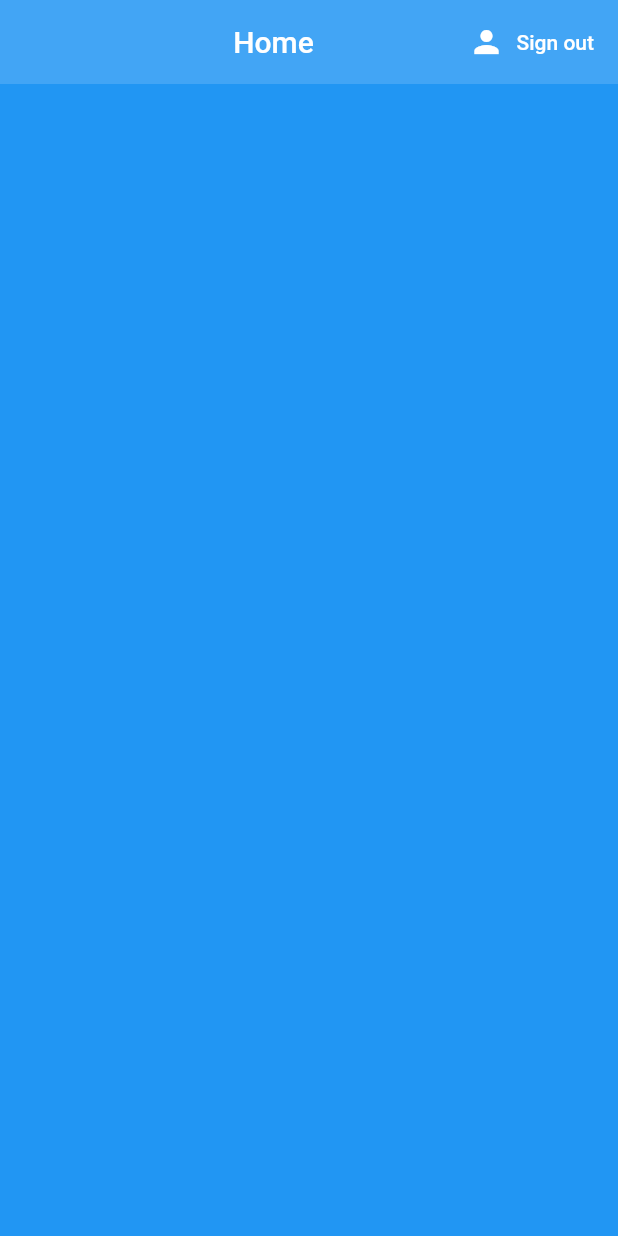
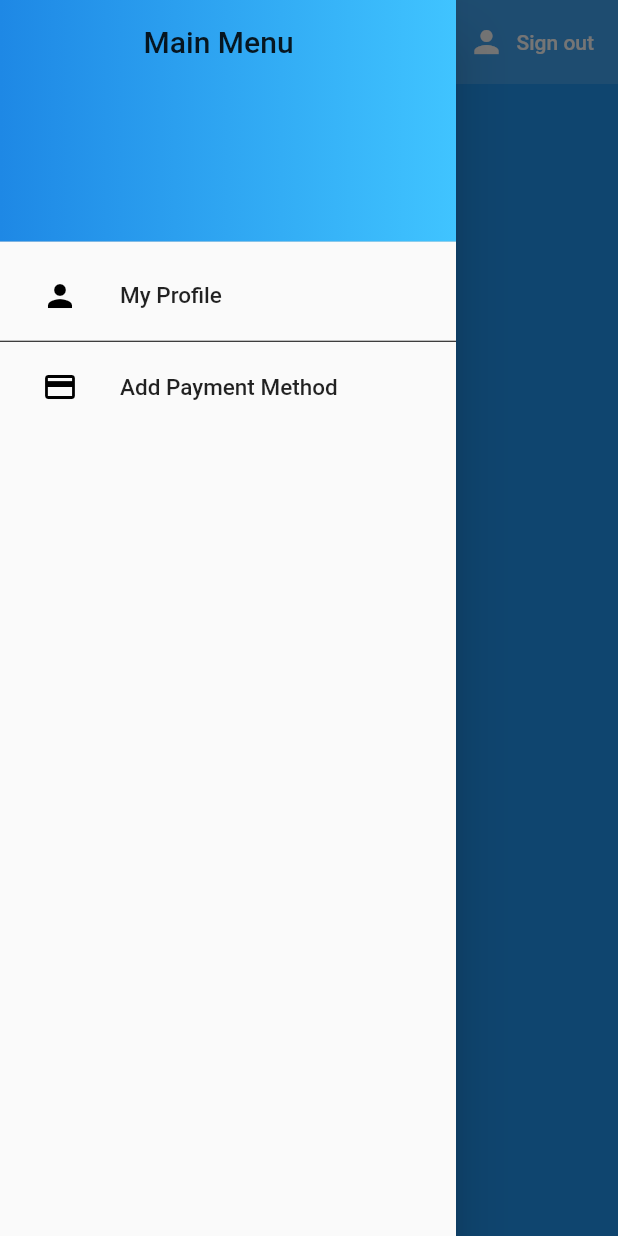
Before and after one commit to ser9gj/CSCI6221, a Flutter app: the screen it shows once a user with an empty profile is signed in, with the side drawer open (before the commit the screen has no drawer), on a phone screen of 412 x 824 dp. Run offline on Flutter 3.47's test engine with Material 2 defaults, Android fonts, the phone set to English and light mode, and no system bars; our stand-ins replace cloud_firestore, firebase_auth; accounts and stored records are empty.

Commit message:
Home page done

```diff
--- a/lib/screens/home/home_tutor.dart
+++ b/lib/screens/home/home_tutor.dart
@@ -1,5 +1,7 @@
 import 'package:flutter/material.dart';
+import 'package:tutorly/screens/payments/payment.dart';
 import 'package:tutorly/services/auth.dart';
+import 'package:tutorly/screens/home/profile.dart';
 
 class Home_Tutor extends StatefulWidget {
 
@@ -17,8 +19,9 @@ class _Home_TutorState extends State<Home_Tutor> {
     return Scaffold(
       backgroundColor: Colors.blue,
       appBar: AppBar(
+        centerTitle: true,
           backgroundColor: Colors.blue[400],
-          title: Text('                            Home'),
+          title: Text('Home'),
           elevation: 0.0,
           actions: <Widget>[
             FlatButton.icon(
@@ -33,6 +36,69 @@ class _Home_TutorState extends State<Home_Tutor> {
               },
             )
           ]),
+          drawer: new Drawer(
+
+
+            child: ListView(
+
+            children: <Widget>[
+
+              DrawerHeader(
+                decoration:BoxDecoration(
+                  gradient:LinearGradient(colors:<Color>[
+
+                    Colors.blue[600],
+                    Colors.lightBlueAccent,
+
+                  ] ),),
+                child:Text('                Main Menu',style: TextStyle(fontSize: 20),),),
+
+
+
+
+
+
+              new ListTile(
+                leading: new IconButton(icon:Icon (Icons.person,color:Colors.black),
+                color:Colors.black),
+
+                title: Text('My Profile',style: TextStyle(fontSize: 15),),
+                onTap: (){
+
+                  Navigator.of(context).pop();
+                  Navigator.push(context, new MaterialPageRoute(
+
+                  builder: (BuildContext context)=> new ProfilePage())
+                  );
+
+
+
+                },
+              ),
+
+               new Divider(
+
+              color:Colors.black,
+              height:5.0,
+              ),
+
+               new ListTile(
+                leading: new IconButton(icon:Icon (Icons.payment,color:Colors.black),
+                color:Colors.black),
+
+                title: Text('Add Payment Method',style: TextStyle(fontSize: 15),),
+                onTap: (){
+                  Navigator.of(context).pop();
+                  Navigator.push(context, new MaterialPageRoute(
+
+                  builder: (BuildContext context)=> new Payments()));
+
+                },),
+
+
+
+
+            ],),),
     );
   }
 }
--- a/lib/services/auth.dart
+++ b/lib/services/auth.dart
@@ -1,5 +1,6 @@
 import 'package:firebase_auth/firebase_auth.dart';
 import 'package:tutorly/models/user.dart';
+import 'package:tutorly/services/database.dart';
 
 class AuthService {
 
@@ -63,6 +64,8 @@ Future registerWithEmailAndPassword(String email, String password) async{
 try{
   AuthResult result = await _auth.createUserWithEmailAndPassword(email: email, password: password);
   FirebaseUser user=result.user;
+
+  await DatabaseService(uid: user.uid).updateUserData('first name','last name', 'major');
   return _userFromFirebaseUser(user);
   } catch(e){
     print(e.toString());
--- /dev/null
+++ b/lib/services/database.dart
@@ -0,0 +1,22 @@
+import 'package:cloud_firestore/cloud_firestore.dart';
+
+class DatabaseService{
+
+  final String uid;
+  DatabaseService({this.uid});
+
+// collection reference
+final CollectionReference udata=Firestore.instance.collection('user_info');
+
+Future updateUserData(String fname, String lname, String major,) async{
+return await udata.document(uid).setData({
+
+'first name': fname,
+'last name': lname,
+'major':major,
+
+});
+
+}
+
+}
```
Also changed, not shown: lib/screens/home/profile.dart (added, +89 -0 lines), lib/screens/payments/payment.dart (added, +18 -0 lines).
